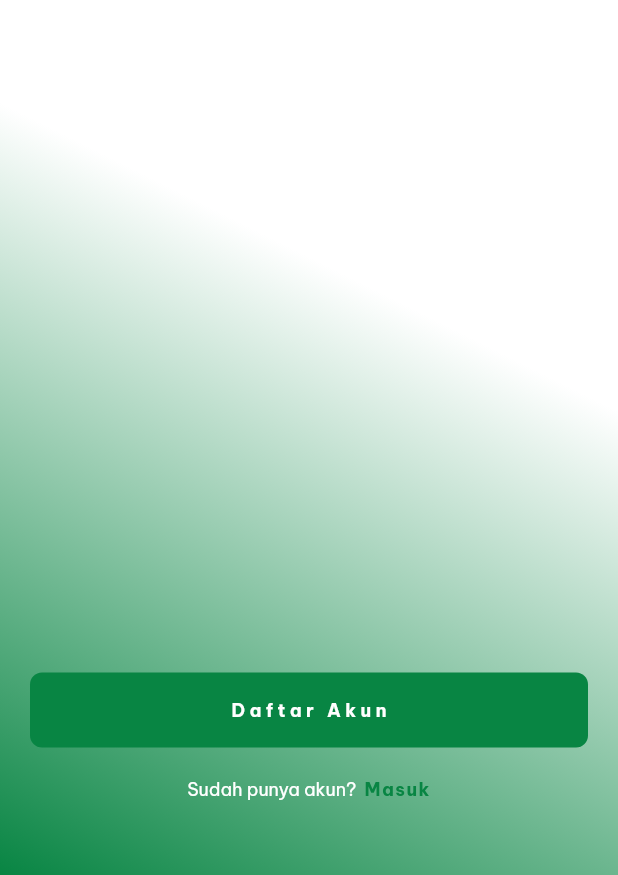
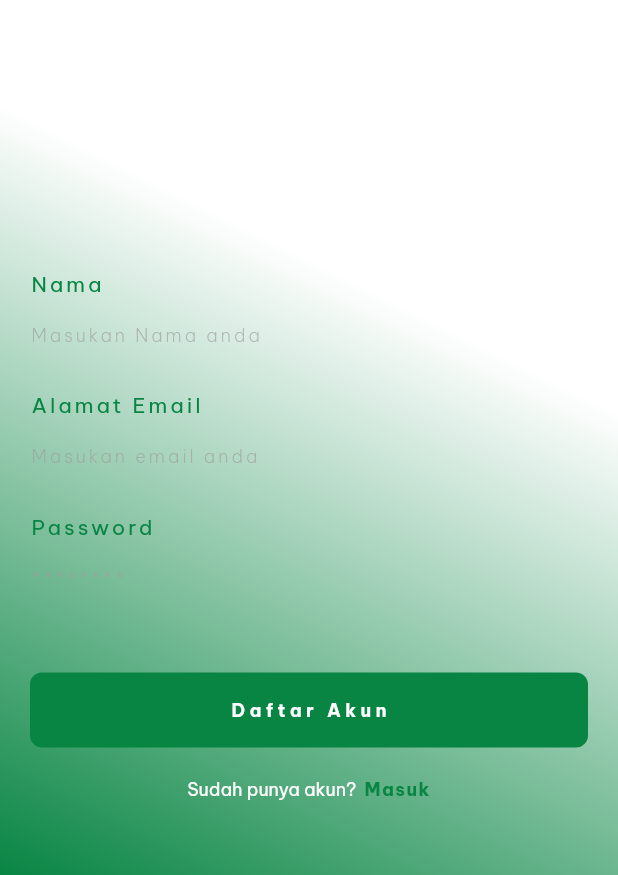
Before and after one commit to Amril26/Digital-Sport, a Flutter app: the RegisterPage screen opened by its route, on a phone screen of 412 x 824 dp, the part 361-1236 px from its top. Run offline on Flutter 3.47's test engine with Material 2 defaults, Android fonts, the phone set to English and light mode, and no system bars; our stand-ins replace cloud_firestore, firebase_auth, firebase_core, google_fonts, loading_indicator; accounts and stored records are empty; network calls fail.

Commit message:
add final auth

```diff
--- /dev/null
+++ b/lib/create_db_fb/cuser_dbf.dart
@@ -0,0 +1,24 @@
+import 'package:cloud_firestore/cloud_firestore.dart';
+
+/// class ini berfungsi untuk membuat storeage pada Firebase dengan collection USer untuk menyimpan data User
+class CUserDBFProvider {
+  static Future createUserDB({
+    required String idUser,
+    required String name,
+    required String email,
+    required String password,
+  }) async {
+    final CollectionReference instFireStore =
+        FirebaseFirestore.instance.collection('users_dumy');
+    final Map<String, dynamic> cdataUser = <String, dynamic>{
+      'id': idUser,
+      'name': name,
+      'email': email,
+      'password': password,
+      'my_product': [],
+      'my_ticket': [],
+      'status_anggota': 'active'
+    };
+    await instFireStore.add(cdataUser);
+  }
+}
--- a/lib/main.dart
+++ b/lib/main.dart
@@ -2,10 +2,8 @@ import 'package:digital_sport/pages/auth/login_page.dart';
 import 'package:digital_sport/pages/auth/register_page.dart';
 import 'package:digital_sport/pages/current_index_pages.dart';
 import 'package:digital_sport/pages/dashboard/search_page.dart';
-import 'package:digital_sport/pages/detail_product/detail_product_page.dart';
 import 'package:digital_sport/pages/favorite/favorite_page.dart';
 import 'package:digital_sport/pages/splash_page.dart';
-import 'package:digital_sport/pages/ticket/detail_event_page.dart';
 import 'package:digital_sport/pages/ticket/ticket_page.dart';
 import 'package:digital_sport/pages/wrapper_pages.dart';
 import 'package:digital_sport/providers/auth_provider/auth_providers.dart';
@@ -15,6 +13,7 @@ import 'package:flutter/material.dart';
 import 'package:provider/provider.dart';
 
 import 'providers/get/data_products_provider.dart';
+import 'providers/get/data_user_provider.dart';
 
 void main() async {
   WidgetsFlutterBinding.ensureInitialized();
@@ -36,6 +35,8 @@ class MyApp extends StatelessWidget {
             create: ((context) => ProductProviders())),
         ChangeNotifierProvider<EventsProvider>(
             create: ((context) => EventsProvider())),
+        ChangeNotifierProvider<DataUserProvider>(
+            create: ((context) => DataUserProvider())),
       ],
       builder: (context, child) {
         return StreamProvider.value(
--- a/lib/pages/auth/login_page.dart
+++ b/lib/pages/auth/login_page.dart
@@ -14,10 +14,8 @@ class LoginPage extends StatelessWidget {
   static String rootNamed = 'login/';
   LoginPage({Key? key}) : super(key: key);
 
-  final TextEditingController _controllerEmail =
-      TextEditingController(text: 'user2@gmail.com');
-  final TextEditingController _controllerPassword =
-      TextEditingController(text: '123456');
+  final TextEditingController _controllerEmail = TextEditingController();
+  final TextEditingController _controllerPassword = TextEditingController();
 
   final GlobalKey<FormState> _keyEmail = GlobalKey<FormState>();
   final GlobalKey<FormState> _keyPassword = GlobalKey<FormState>();
--- a/lib/pages/auth/register_page.dart
+++ b/lib/pages/auth/register_page.dart
@@ -3,10 +3,11 @@ import 'package:digital_sport/helpers/text_style.dart';
 import 'package:digital_sport/pages/auth/login_page.dart';
 import 'package:digital_sport/pages/auth/widgets/widget_form.dart';
 import 'package:digital_sport/pages/auth/widgets/widget_headers.dart';
-import 'package:digital_sport/pages/current_index_pages.dart';
+import 'package:digital_sport/providers/auth_provider/auth_providers.dart';
 import 'package:digital_sport/widgets/widget_button_primary.dart';
 import 'package:flutter/gestures.dart';
 import 'package:flutter/material.dart';
+import 'package:provider/provider.dart';
 
 class RegisterPage extends StatelessWidget {
   static String rootNamed = 'register/';
@@ -15,6 +16,9 @@ class RegisterPage extends StatelessWidget {
   final TextEditingController _controllerName = TextEditingController();
   final TextEditingController _controllerEmail = TextEditingController();
   final TextEditingController _controllerPassword = TextEditingController();
+  final GlobalKey<FormState> _keyEmail = GlobalKey<FormState>();
+  final GlobalKey<FormState> _keyPassword = GlobalKey<FormState>();
+  final GlobalKey<FormState> _keyName = GlobalKey<FormState>();
 
   @override
   Widget build(BuildContext context) {
@@ -50,27 +54,36 @@ class RegisterPage extends StatelessWidget {
                   ),
                   const Spacer(),
                   //  NOTE:form
-                  // WidgetForm(
-                  //   title: 'Nama',
-                  //   hintText: 'Masukan Nama anda',
-                  //   controllerText: _controllerEmail,
-                  // ),
-                  // const SizedBox(
-                  //   height: 15,
-                  // ),
-                  // WidgetForm(
-                  //   title: 'Alamat Email',
-                  //   hintText: 'Masukan email anda',
-                  //   controllerText: _controllerEmail,
-                  // ),
-                  // const SizedBox(
-                  //   height: 15,
-                  // ),
-                  // WidgetForm(
-                  //   title: 'Password',
-                  //   hintText: '********',
-                  //   controllerText: _controllerPassword,
-                  // ),
+                  WidgetForm(
+                    title: 'Nama',
+                    hintText: 'Masukan Nama anda',
+                    controllerText: _controllerName,
+                    keyForm: _keyName,
+                    obscureText: false,
+                    errorText: 'Silahkan isi kolom email',
+                  ),
+                  const SizedBox(
+                    height: 15,
+                  ),
+                  WidgetForm(
+                    title: 'Alamat Email',
+                    hintText: 'Masukan email anda',
+                    controllerText: _controllerEmail,
+                    keyForm: _keyEmail,
+                    obscureText: false,
+                    errorText: 'Silahkan isi kolom email',
+                  ),
+                  const SizedBox(
+                    height: 15,
+                  ),
+                  WidgetForm(
+                    title: 'Password',
+                    hintText: '********',
+                    controllerText: _controllerPassword,
+                    keyForm: _keyPassword,
+                    obscureText: true,
+                    errorText: 'Silahkan isi kolom email',
+                  ),
                   const SizedBox(
                     height: 40,
                   ),
@@ -78,8 +91,17 @@ class RegisterPage extends StatelessWidget {
                   ButtonPrimary(
                       text: 'Daftar Akun',
                       onTap: () {
-                        Navigator.pushNamed(
-                            context, CurrentIndexPage.rootNamed);
+                        _keyEmail.currentState!.validate();
+                        _keyPassword.currentState!.validate();
+                        _keyName.currentState!.validate();
+                        if (_controllerEmail.text.isNotEmpty &&
+                            _controllerPassword.text.isNotEmpty &&
+                            _controllerName.text.isNotEmpty) {
+                          context.read<AuthProvider>().register(context,
+                              name: _controllerName.text,
+                              email: _controllerEmail.text,
+                              password: _controllerPassword.text);
+                        }
                       }),
                   const SizedBox(
                     height: 20,
--- a/lib/pages/dashboard/dashboard_page.dart
+++ b/lib/pages/dashboard/dashboard_page.dart
@@ -9,6 +9,7 @@ import 'package:digital_sport/pages/detail_product/detail_product_page.dart';
 import 'package:digital_sport/pages/favorite/favorite_page.dart';
 import 'package:digital_sport/pages/ticket/ticket_page.dart';
 import 'package:digital_sport/providers/get/data_products_provider.dart';
+import 'package:digital_sport/providers/get/data_user_provider.dart';
 import 'package:digital_sport/widgets/widget_card_box.dart';
 import 'package:digital_sport/widgets/widget_card_horizontal.dart';
 import 'package:flutter/material.dart';
@@ -32,6 +33,7 @@ class _DashboardPageState extends State<DashboardPage> {
   void initState() {
     super.initState();
     context.read<ProductProviders>().getDataProduct();
+    context.read<DataUserProvider>().userData();
   }
 
   Widget _categoryButton(BuildContext context) {
--- a/lib/providers/auth_provider/auth_providers.dart
+++ b/lib/providers/auth_provider/auth_providers.dart
@@ -1,4 +1,6 @@
+import 'package:digital_sport/create_db_fb/cuser_dbf.dart';
 import 'package:digital_sport/helpers/snack_bar_custom.dart';
+import 'package:digital_sport/pages/wrapper_pages.dart';
 import 'package:firebase_auth/firebase_auth.dart';
 import 'package:flutter/material.dart';
 
@@ -8,6 +10,9 @@ class AuthProvider extends ChangeNotifier {
   bool _isLoadingsignIn = false;
   bool get isLoadingsignIn => _isLoadingsignIn;
 
+  bool _isLoadingRegister = false;
+  bool get isLoadingRegister => _isLoadingRegister;
+
   Future login(BuildContext context,
       {required String email, required String password}) async {
     _isLoadingsignIn = true;
@@ -15,7 +20,6 @@ class AuthProvider extends ChangeNotifier {
       _isLoadingsignIn = true;
       await _auth.signInWithEmailAndPassword(email: email, password: password);
       _isLoadingsignIn = false;
-      // return response;
     } on FirebaseAuthException catch (e) {
       _isLoadingsignIn = false;
       if (e.message!.toLowerCase() ==
@@ -34,7 +38,7 @@ class AuthProvider extends ChangeNotifier {
           'The email address is badly formatted.'.toString()) {
         ScaffoldMessenger.of(context).showSnackBar(
             SnackBarWidget.snackBarNotSucces(
-                message: 'Periksa formated email anda'));
+                message: 'Periksa format email anda'));
       } else {
         ScaffoldMessenger.of(context).showSnackBar(SnackBarWidget.snackBarNotSucces(
             message:
@@ -45,13 +49,34 @@ class AuthProvider extends ChangeNotifier {
     notifyListeners();
   }
 
-  Future register({required String email, required String password}) async {
+  Future register(BuildContext context,
+      {required String name,
+      required String email,
+      required String password}) async {
     try {
-      final response = await _auth.createUserWithEmailAndPassword(
-          email: email, password: password);
-      print(response);
+      _isLoadingRegister = true;
+      _auth.createUserWithEmailAndPassword(email: email, password: password);
+      CUserDBFProvider.createUserDB(
+          name: name,
+          email: email,
+          password: password,
+          idUser: _auth.currentUser!.uid);
+      Navigator.pushNamed(context, WrapperPage.rootNamed);
+      _isLoadingRegister = true;
     } on FirebaseAuthException catch (e) {
-      print(e);
+      _isLoadingRegister = false;
+      if (e.message.toString().toLowerCase() ==
+          'The email address is already in use by another account.'
+              .toLowerCase()) {
+        ScaffoldMessenger.of(context).showSnackBar(
+            SnackBarWidget.snackBarNotSucces(
+                message: 'Email sudah digunakan, isi form degan data berbeda'));
+      } else if (e.message.toString().toLowerCase() ==
+          'The email address is badly formatted.'.toLowerCase()) {
+        ScaffoldMessenger.of(context).showSnackBar(
+            SnackBarWidget.snackBarNotSucces(
+                message: 'Periksa format email anda'));
+      }
     }
   }
 
--- /dev/null
+++ b/lib/providers/get/data_user_provider.dart
@@ -0,0 +1,29 @@
+import 'package:cloud_firestore/cloud_firestore.dart';
+import 'package:firebase_auth/firebase_auth.dart';
+import 'package:flutter/cupertino.dart';
+import 'package:flutter/foundation.dart';
+
+class DataUserProvider extends ChangeNotifier {
+  final CollectionReference _collectionData =
+      FirebaseFirestore.instance.collection('users_dumy');
+
+  final FirebaseAuth user = FirebaseAuth.instance;
+
+  Future userData() async {
+    final response = await _collectionData.get();
+    final message = response.docs;
+
+    for (var item in message) {
+      if (user.currentUser!.uid == item['id']) {
+        _collectionData.doc(item.id).update(
+          {
+            'my_product': item['my_product'] +
+                [
+                  {'abg': 'shofi', 'age': 20, 'status': 'punya Pacar'}
+                ]
+          },
+        );
+      }
+    }
+  }
+}
```
Also changed, not shown: pubspec.yaml (+5 -4 lines), lib/create_db_fb/cDBF_puchase_product.dart (added), lib/create_db_fb/cDBF_puchase_ticket.dart (added), pubspec.lock, 1 other file.
